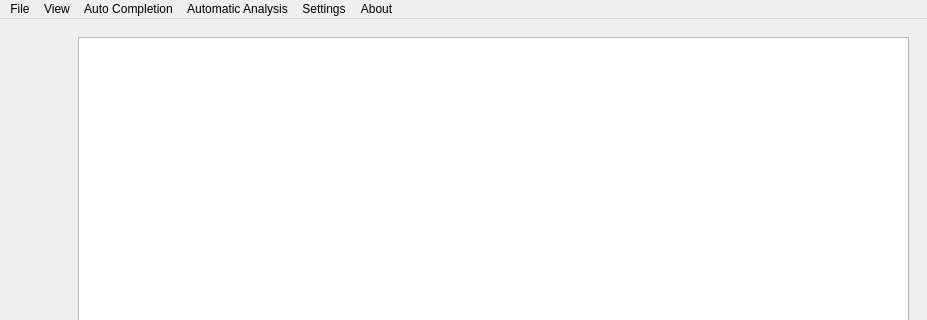
This is src/app/mainwindow.ui in tdauth/vjasside as Qt 5 draws it before an edit; both pictures show x 0 to 927 and y 0 to 320 of the 927 by 621 pixel window. The edited form follows.
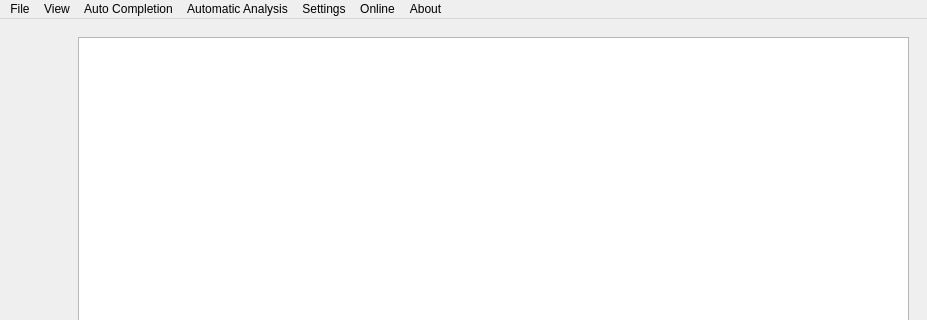
This is the edited form. Custom widgets are drawn as their Qt base class.

Commit message: Add online menu

The edit to the form file:
```diff
--- a/src/app/mainwindow.ui
+++ b/src/app/mainwindow.ui
@@ -129,11 +129,21 @@
     </property>
     <addaction name="actionSettings"/>
    </widget>
+   <widget class="QMenu" name="menuOnline">
+    <property name="title">
+     <string>Online</string>
+    </property>
+    <addaction name="actionCodeOnHive"/>
+    <addaction name="actionJASS_Manual"/>
+    <addaction name="actionJassHelper"/>
+    <addaction name="actionpjass"/>
+   </widget>
    <addaction name="menuFile"/>
    <addaction name="menuView"/>
    <addaction name="menuAuto_Completion"/>
    <addaction name="menuAutomaticAnalysis"/>
    <addaction name="menuSettings"/>
+   <addaction name="menuOnline"/>
    <addaction name="menuAbout"/>
   </widget>
   <widget class="QStatusBar" name="statusbar"/>
```
Left out of the diff: 20 changed lines with no effect on the pictures.
